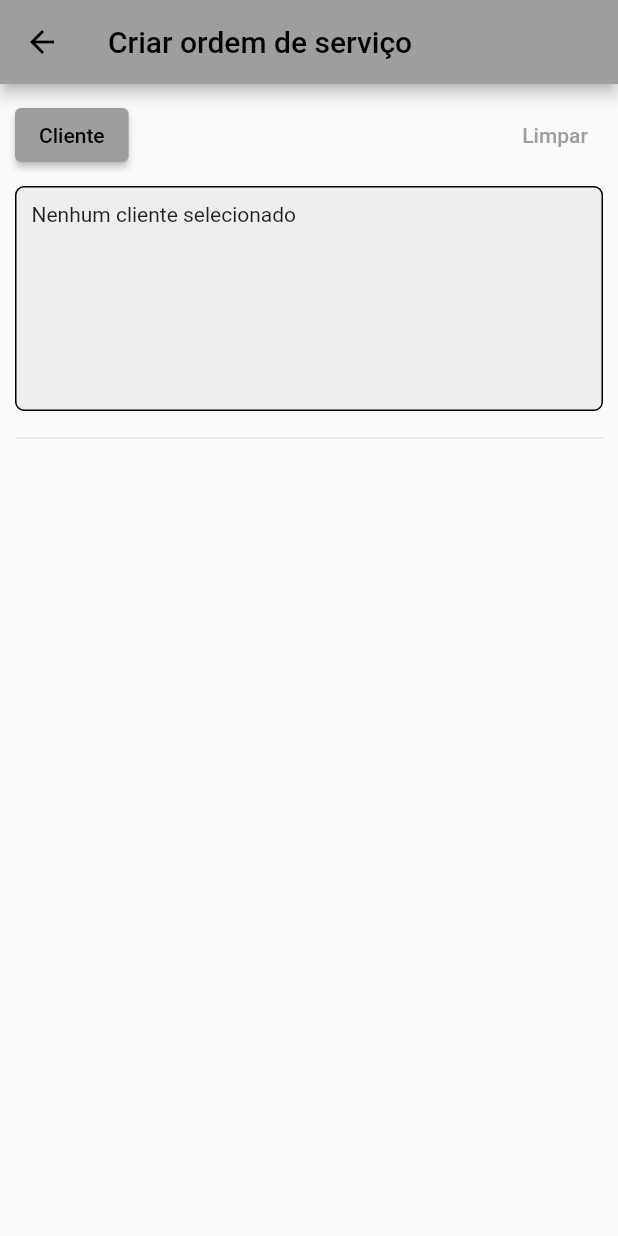
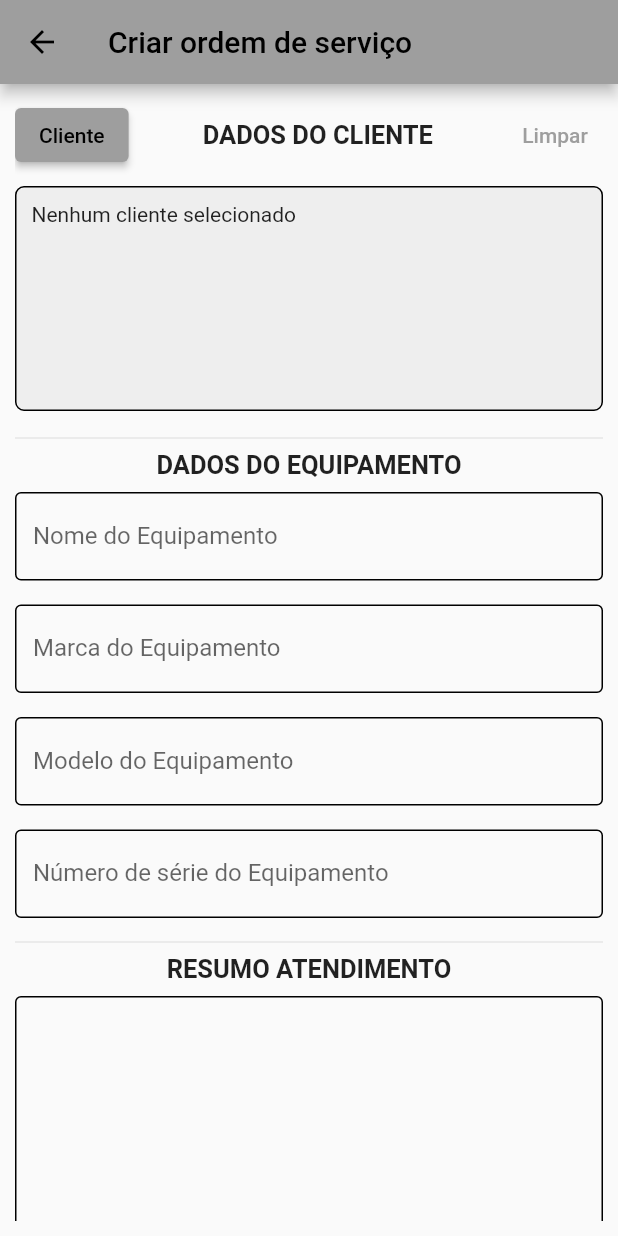
Before and after one commit to ramonbasilio/servicecontrolapp, a Flutter app: the PageOrdemDeServico screen opened directly, on a phone screen of 412 x 824 dp. Run offline on Flutter 3.47's test engine with Material 2 defaults, Android fonts, the light colour scheme and no system bars; our stand-ins replace anim_search_bar, cloud_firestore, firebase_core, mask_text_input_formatter; accounts and stored records are empty.

Commit message:
commit - correção filtro e adicão de novos campos

```diff
--- a/lib/controller/Repository/repository_client.dart
+++ b/lib/controller/Repository/repository_client.dart
@@ -102,7 +102,6 @@ class RepositoryClient extends ChangeNotifier {
     _resultFirestore.forEach((element) {
       _listClients.add(ClienteModel.fromMap(element));
     });
-    print('passou no getAllClients');
     _loading = false;
     notifyListeners();
   }
@@ -119,7 +118,8 @@ class RepositoryClient extends ChangeNotifier {
     notifyListeners();
   }
 
-  void fitraClient(String query, List<ClienteModel> listaClientes) {
+  List<ClienteModel> fitraClient(
+      String query, List<ClienteModel> listaClientes) {
     _listClients = [];
     _listClients = listaClientes
         .where(
@@ -129,12 +129,13 @@ class RepositoryClient extends ChangeNotifier {
         )
         .toList();
 
-        print('tamanho: ${_listClients.length}');
-    _listClients.forEach(
-      (element) {
-        print('Razao Social: ${element.razaoSocial}');
-      },
-    );
+    // print('tamanho: ${_listClients.length}');
+    // _listClients.forEach(
+    //   (element) {
+    //     print('Razao Social: ${element.razaoSocial}');
+    //   },
+    // );
     notifyListeners();
+    return _listClients;
   }
 }
--- a/lib/view/page_ordem_servico/page_ordem_servico.dart
+++ b/lib/view/page_ordem_servico/page_ordem_servico.dart
@@ -17,6 +17,12 @@ class PageOrdemDeServico extends StatefulWidget {
 }
 
 class _PageOrdemDeServicoState extends State<PageOrdemDeServico> {
+  TextEditingController equipamentoNomeController = TextEditingController();
+  TextEditingController marcaNomeController = TextEditingController();
+  TextEditingController modeloNomeController = TextEditingController();
+  TextEditingController numerSerieController = TextEditingController();
+  TextEditingController resumoAtendimentoController = TextEditingController();
+
   @override
   Widget build(BuildContext context) {
     return Scaffold(
@@ -25,6 +31,7 @@ class _PageOrdemDeServicoState extends State<PageOrdemDeServico> {
       ),
       body: Padding(
         padding: const EdgeInsets.all(10.0),
+        child: SingleChildScrollView(
           child: Column(
             children: [
               Row(
@@ -48,6 +55,12 @@ class _PageOrdemDeServicoState extends State<PageOrdemDeServico> {
                     },
                     child: const Text('Cliente'),
                   ),
+                  const Center(
+                    child: Text(
+                      'DADOS DO CLIENTE',
+                      style: TextStyle(fontWeight: FontWeight.bold, fontSize: 17),
+                    ),
+                  ),
                   TextButton(
                       onPressed: () {
                         setState(() {
@@ -60,13 +73,13 @@ class _PageOrdemDeServicoState extends State<PageOrdemDeServico> {
               Padding(
                 padding: const EdgeInsets.symmetric(vertical: 10),
                 child: Container(
-
                   padding: const EdgeInsets.all(10),
                   width: double.infinity,
                   height: 150,
                   decoration: BoxDecoration(
                       borderRadius: BorderRadius.circular(6),
-                    border: Border.all(), color: Colors.grey.shade200),
+                      border: Border.all(),
+                      color: Colors.grey.shade200),
                   child: widget.clienteSelecionado == null
                       ? const Text('Nenhum cliente selecionado')
                       : Column(
@@ -84,7 +97,92 @@ class _PageOrdemDeServicoState extends State<PageOrdemDeServico> {
                 ),
               ),
               const Divider(),
+              const Center(
+                child: Text(
+                  'DADOS DO EQUIPAMENTO',
+                  style: TextStyle(fontWeight: FontWeight.bold, fontSize: 17),
+                ),
+              ),
+              Padding(
+                padding: const EdgeInsets.symmetric(vertical: 8.0),
+                child: TextFormField(
+                  controller: equipamentoNomeController,
+                  decoration: InputDecoration(
+                      enabledBorder: const OutlineInputBorder(
+                          borderSide: BorderSide(color: Colors.black, width: 1)),
+                      border: OutlineInputBorder(
+                        borderRadius: BorderRadius.circular(8),
+                      ),
+                      label: const Text('Nome do Equipamento'),
+                      hintText: 'Nome do Equipamento'),
+                ),
+              ),
+              Padding(
+                padding: const EdgeInsets.symmetric(vertical: 8.0),
+                child: TextFormField(
+                  controller: marcaNomeController,
+                  decoration: InputDecoration(
+                      enabledBorder: const OutlineInputBorder(
+                          borderSide: BorderSide(color: Colors.black, width: 1)),
+                      border: OutlineInputBorder(
+                        borderRadius: BorderRadius.circular(8),
+                      ),
+                      label: const Text('Marca do Equipamento'),
+                      hintText: 'Marca do Equipamento'),
+                ),
+              ),
+              Padding(
+                padding: const EdgeInsets.symmetric(vertical: 8.0),
+                child: TextFormField(
+                  controller: modeloNomeController,
+                  decoration: InputDecoration(
+                      enabledBorder: const OutlineInputBorder(
+                          borderSide: BorderSide(color: Colors.black, width: 1)),
+                      border: OutlineInputBorder(
+                        borderRadius: BorderRadius.circular(8),
+                      ),
+                      label: const Text('Modelo do Equipamento'),
+                      hintText: 'Modelo do Equipamento'),
+                ),
+              ),
+              Padding(
+                padding: const EdgeInsets.symmetric(vertical: 8.0),
+                child: TextFormField(
+                  controller: numerSerieController,
+                  decoration: InputDecoration(
+                      enabledBorder: const OutlineInputBorder(
+                          borderSide: BorderSide(color: Colors.black, width: 1)),
+                      border: OutlineInputBorder(
+                        borderRadius: BorderRadius.circular(8),
+                      ),
+                      label: const Text('Número de série do Equipamento'),
+                      hintText: 'Número de série do Equipamento'),
+                ),
+              ),
+              const Divider(),
+              const Center(
+                child: Text(
+                  'RESUMO ATENDIMENTO',
+                  style: TextStyle(fontWeight: FontWeight.bold, fontSize: 17),
+                ),
+              ),
+              Padding(
+                padding: const EdgeInsets.symmetric(vertical: 8.0),
+                child: TextFormField(
+                  maxLines: 15,
+                  controller: resumoAtendimentoController,
+                  decoration: InputDecoration(
+                      enabledBorder: const OutlineInputBorder(
+                          borderSide: BorderSide(color: Colors.black, width: 1)),
+                      border: OutlineInputBorder(
+                        borderRadius: BorderRadius.circular(8),
+                      ),
+                      label: const Text('Resumo do atendimento'),
+                      hintText: 'Resumo do atendimento'),
+                ),
+              ),
             ],
+          ),
         ),
       ),
     );
--- a/lib/view/page_ordem_servico/page_search_client.dart
+++ b/lib/view/page_ordem_servico/page_search_client.dart
@@ -1,13 +1,7 @@
 import 'package:flutter/material.dart';
-import 'package:flutter/src/widgets/framework.dart';
-import 'package:flutter/src/widgets/placeholder.dart';
 import 'package:provider/provider.dart';
 import 'package:servicecontrolapp/controller/Repository/repository_client.dart';
-
-import '../../controller/Repository/repository_client.dart';
-import '../../controller/Repository/repository_client.dart';
 import '../../model/model_client.dart';
-import '../../widgets/widget_detail_client.dart';
 
 class PageSearchClient extends StatelessWidget {
   const PageSearchClient({super.key});
@@ -15,11 +9,10 @@ class PageSearchClient extends StatelessWidget {
   @override
   Widget build(BuildContext context) {
     final _provider = Provider.of<RepositoryClient>(context, listen: false);
+    TextEditingController pesquisaController = TextEditingController();
     RepositoryClient().repositoryClientProvider(context).loadClients();
     List<ClienteModel> clients = _provider.listClients;
-    for (int i = 0; i > clients.length; i++) {
-      print('${clients[i]}-$i');
-    }
+    List<ClienteModel> retorno = [];
     return Scaffold(
       appBar: AppBar(
         title: const Text('Pesquisar cliente'),
@@ -29,9 +22,14 @@ class PageSearchClient extends StatelessWidget {
           padding: const EdgeInsets.all(8.0),
           child: Column(
             children: [
-              TextField(
+              TextFormField(
+                controller: pesquisaController,
                 onChanged: (value) {
-                  _provider.fitraClient(value, clients);
+                  retorno =
+                      _provider.fitraClient(value, clients);
+                  retorno.forEach((element) {
+                    print('Retorno: ${element.razaoSocial}');
+                  });
                 },
                 decoration: const InputDecoration(
                   labelText: "Cliente",
@@ -55,10 +53,11 @@ class PageSearchClient extends StatelessWidget {
                           mainAxisAlignment: MainAxisAlignment.center,
                           children: const [
                             Center(
-                                child: Text(
-                              'Nenhum cliente cadastrado',
-                              style: TextStyle(fontSize: 20),
-                            )),
+                              child: Text(
+                                'Nenhum cliente cadastrado',
+                                style: TextStyle(fontSize: 20),
+                              ),
+                            ),
                           ],
                         )
                       : Expanded(
@@ -88,8 +87,10 @@ class PageSearchClient extends StatelessWidget {
                                           print('index: $index');
 
                                           Navigator.pop(
-                                            context,clients[index]
-                                          );
+                                              context,
+                                              pesquisaController.text.isEmpty
+                                                  ? clients[index]
+                                                  : retorno[index]);
                                         },
                                         leading: CircleAvatar(
                                           backgroundColor: Colors.grey.shade800,
```
Lines whose indentation alone changed are shown as unchanged.
